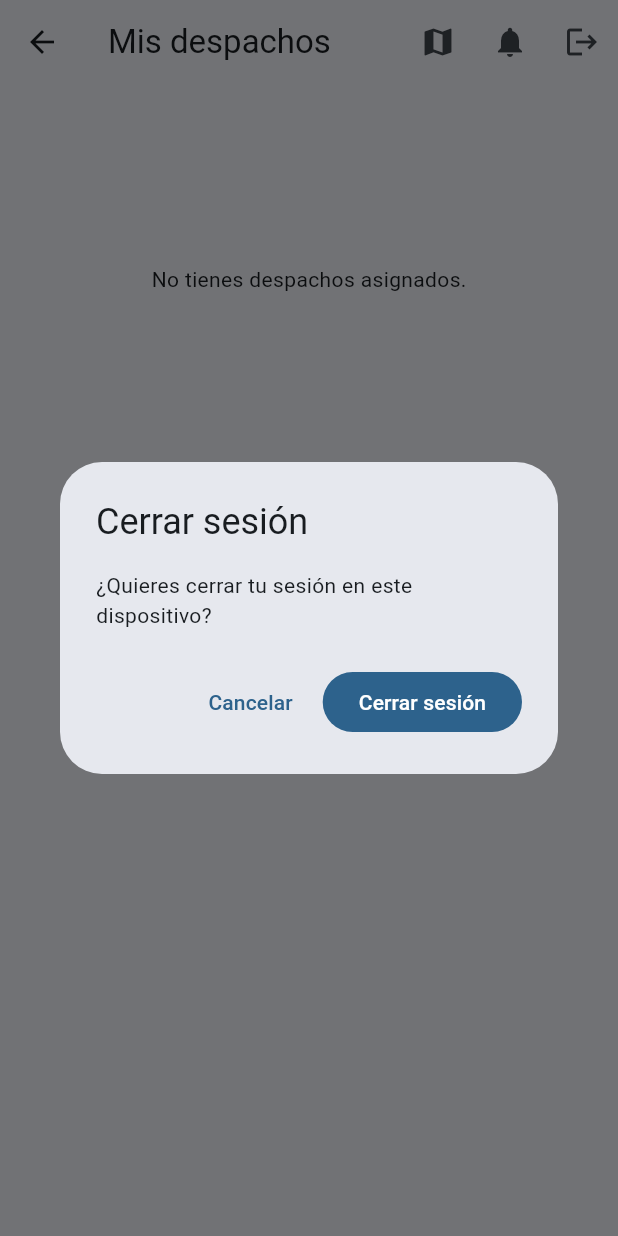
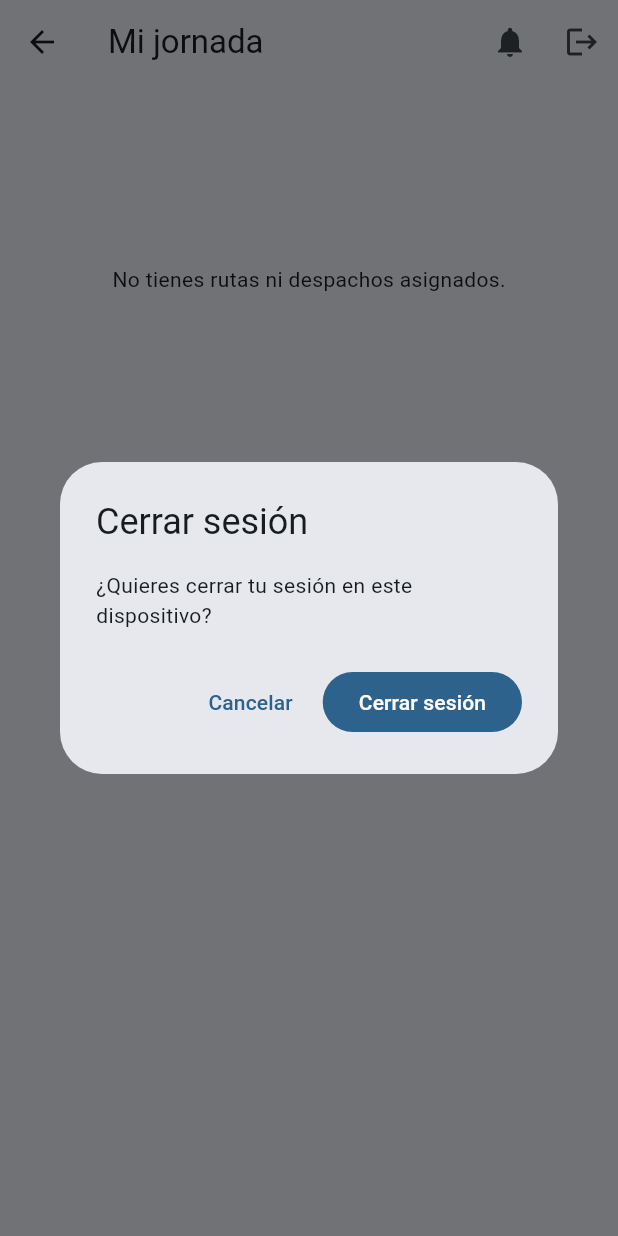
Before and after one commit to indexask/proyecto_titulo, a Flutter app: the ChoferInicioPantalla screen opened directly, after a tap on the "logout" icon, on a phone screen of 412 x 824 dp. Run offline on Flutter 3.47's test engine with Material 3 defaults, Android fonts, the phone set to English and light mode, and no system bars; our stand-ins replace connectivity_plus, file_picker, firebase_core, firebase_messaging, flutter_riverpod, geolocator and 4 more; missing offline and left inert: dart:js_interop; accounts and stored records are empty.

Commit message:
Chofer: inicio "Mi jornada" con despachos organizados por ruta
Antes "Mis despachos" mezclaba paradas de distintas rutas y "Mis rutas"
era otra pantalla. Ahora el inicio muestra:
- Rutas activas (la más próxima primero): estado, avance "N de M
  entregadas", paradas en orden de visita y botón para abrir/continuar.
- Despachos sin ruta asignada (lo que viene).
- Rutas completadas, colapsadas como historial.
Se elimina la pantalla separada "Mis rutas".

Co-Authored-By: Claude Opus 5.5 <noreply@anthropic.com>

```diff
--- a/lib/core/router.dart
+++ b/lib/core/router.dart
@@ -79,7 +79,6 @@ final routerProvider = Provider<GoRouter>((ref) {
         path: '/chofer/despachos/:id',
         builder: (c, s) => DespachoChoferPantalla(despachoId: s.pathParameters['id']!),
       ),
-      GoRoute(path: '/chofer/rutas', builder: (c, s) => const RutasChoferPantalla()),
       GoRoute(
         path: '/chofer/rutas/:id',
         builder: (c, s) => RutaChoferPantalla(rutaId: s.pathParameters['id']!),
--- a/lib/modulos/enrutamiento/dominio/ruta.dart
+++ b/lib/modulos/enrutamiento/dominio/ruta.dart
@@ -53,6 +53,26 @@ class Ruta {
   /// Primera parada aún no entregada (la próxima a visitar).
   ParadaRuta? get proximaParada =>
       paradas.where((p) => p.estado != EstadoDespacho.entregado).firstOrNull;
+
+  int get entregadas => paradas.where((p) => p.estado == EstadoDespacho.entregado).length;
+
+  /// Avance de la ruta según sus paradas.
+  EstadoRuta get estado {
+    if (paradas.isNotEmpty && entregadas == paradas.length) return EstadoRuta.completada;
+    if (paradas.any((p) => p.estado != EstadoDespacho.pendiente)) return EstadoRuta.enCurso;
+    return EstadoRuta.porIniciar;
+  }
+}
+
+/// Estado de una ruta, derivado del estado de sus despachos (RF-14).
+enum EstadoRuta {
+  porIniciar('Por iniciar'),
+  enCurso('En curso'),
+  completada('Completada');
+
+  final String etiqueta;
+
+  const EstadoRuta(this.etiqueta);
 }
 
 /// Tiempo, km, TAG y combustible de una alternativa de recorrido.
--- a/lib/modulos/logistico_notificaciones/presentacion/chofer_inicio_pantalla.dart
+++ b/lib/modulos/logistico_notificaciones/presentacion/chofer_inicio_pantalla.dart
@@ -4,20 +4,31 @@ import 'package:go_router/go_router.dart';
 
 import '../../../core/widgets/vista_async.dart';
 import '../../administracion_seguridad/presentacion/cerrar_sesion.dart';
+import '../../enrutamiento/dominio/ruta.dart';
+import '../../enrutamiento/presentacion/enrutamiento_providers.dart';
+import '../../enrutamiento/presentacion/rutas_chofer_pantalla.dart';
 import '../datos/despachos_chofer_repositorio.dart';
+import '../dominio/despacho_chofer.dart';
 import '../dominio/estado_despacho.dart';
 import 'logistico_providers.dart';
 import 'widgets_despacho.dart';
 
-/// Inicio del Chofer (app móvil): inventario de despachos a cargar y datos
-/// del cliente (RF-13). Sin información financiera (RF-03).
+/// Inicio del Chofer, "Mi jornada" (RF-13, RF-23): sus despachos organizados
+/// por ruta, en el orden de visita, con el avance de cada una. Sin información
+/// financiera (RF-03). Funciona sin conexión con los datos guardados (RF-15).
 class ChoferInicioPantalla extends ConsumerWidget {
   const ChoferInicioPantalla({super.key});
 
+  Future<void> _recargar(WidgetRef ref) async {
+    await ref.read(despachosChoferProvider.notifier).recargar();
+    ref.invalidate(rutasChoferProvider);
+  }
+
   @override
   Widget build(BuildContext context, WidgetRef ref) {
-    final async = ref.watch(despachosChoferProvider);
-    final resultado = async.value;
+    final despachosAsync = ref.watch(despachosChoferProvider);
+    final rutasAsync = ref.watch(rutasChoferProvider);
+    final resultado = despachosAsync.value;
 
     ref.listen(despachosChoferProvider, (_, siguiente) {
       for (final rechazo in siguiente.value?.rechazos ?? const <String>[]) {
@@ -25,15 +36,14 @@ class ChoferInicioPantalla extends ConsumerWidget {
       }
     });
 
+    final cargando = (despachosAsync.isLoading && !despachosAsync.hasValue) ||
+        (rutasAsync.isLoading && !rutasAsync.hasValue);
+    final error = despachosAsync.hasValue ? (rutasAsync.hasValue ? null : rutasAsync.error) : despachosAsync.error;
+
     return Scaffold(
       appBar: AppBar(
-        title: const Text('Mis despachos'),
+        title: const Text('Mi jornada'),
         actions: [
-          IconButton(
-            tooltip: 'Mis rutas',
-            icon: const Icon(Icons.map),
-            onPressed: () => context.push('/chofer/rutas'),
-          ),
           IconButton(
             tooltip: 'Alertas',
             icon: const Icon(Icons.notifications),
@@ -47,17 +57,109 @@ class ChoferInicioPantalla extends ConsumerWidget {
           if (resultado != null) _BannerSincronizacion(resultado: resultado),
           Expanded(
             child: RefreshIndicator(
-              onRefresh: () => ref.read(despachosChoferProvider.notifier).recargar(),
+              onRefresh: () => _recargar(ref),
               child: VistaAsync(
-                cargando: async.isLoading && !async.hasValue,
-                error: async.hasValue ? null : async.error,
-                onReintentar: () => ref.invalidate(despachosChoferProvider),
-                child: _ListaDespachos(resultado: resultado),
+                cargando: cargando,
+                error: error,
+                onReintentar: () => _recargar(ref),
+                child: _Jornada(
+                  rutas: rutasAsync.value ?? const [],
+                  despachos: resultado?.despachos ?? const [],
+                ),
               ),
             ),
           ),
         ],
       ),
+    );
+  }
+}
+
+class _Jornada extends StatelessWidget {
+  final List<Ruta> rutas;
+  final List<DespachoChofer> despachos;
+
+  const _Jornada({required this.rutas, required this.despachos});
+
+  @override
+  Widget build(BuildContext context) {
+    // Rutas activas: la más próxima primero (hoy antes que mañana).
+    final activas = rutas.where((r) => r.estado != EstadoRuta.completada).toList()
+      ..sort((a, b) => a.fecha.compareTo(b.fecha));
+    // Historial: la más reciente primero.
+    final completadas = rutas.where((r) => r.estado == EstadoRuta.completada).toList()
+      ..sort((a, b) => b.fecha.compareTo(a.fecha));
+
+    // Despachos aún no incluidos en ninguna ruta (lo que viene).
+    final enRutas = {for (final r in rutas) for (final p in r.paradas) p.despachoId};
+    final sinRuta = despachos
+        .where((d) => !enRutas.contains(d.despachoId) && d.estado != EstadoDespacho.entregado)
+        .toList()
+      ..sort((a, b) => a.fechaComprometida.compareTo(b.fechaComprometida));
+
+    final tema = Theme.of(context);
+    Widget titulo(String texto, {String? detalle}) => Padding(
+          padding: const EdgeInsets.fromLTRB(4, 16, 4, 8),
+          child: Row(children: [
+            Text(texto, style: tema.textTheme.titleMedium),
+            if (detalle != null) ...[
+              const SizedBox(width: 8),
+              Text(detalle, style: tema.textTheme.bodySmall),
+            ],
+          ]),
+        );
+
+    if (rutas.isEmpty && sinRuta.isEmpty) {
+      return ListView(children: const [
+        SizedBox(height: 120),
+        Center(child: Text('No tienes rutas ni despachos asignados.')),
+      ]);
+    }
+
+    return ListView(
+      padding: const EdgeInsets.fromLTRB(12, 0, 12, 24),
+      children: [
+        titulo('Rutas', detalle: activas.isEmpty ? 'sin rutas pendientes' : null),
+        for (final r in activas) ...[
+          TarjetaRutaChofer(ruta: r),
+          const SizedBox(height: 8),
+        ],
+        if (sinRuta.isNotEmpty) ...[
+          titulo('Despachos sin ruta asignada', detalle: '${sinRuta.length}'),
+          for (final d in sinRuta)
+            Card(
+              child: ListTile(
+                title: Text(d.cliente),
+                subtitle: Column(
+                  crossAxisAlignment: CrossAxisAlignment.start,
+                  children: [
+                    Text(d.direccionEntrega),
+                    TextoPlazo(fechaComprometida: d.fechaComprometida),
+                    Text('Bultos: ${d.cantidadBultos ?? 'por registrar'}'),
+                  ],
+                ),
+                isThreeLine: true,
+                trailing: ChipEstado(d.estado),
+                onTap: () => context.push('/chofer/despachos/${d.despachoId}'),
+              ),
+            ),
+        ],
+        if (completadas.isNotEmpty)
+          Card(
+            margin: const EdgeInsets.only(top: 16),
+            child: ExpansionTile(
+              leading: const Icon(Icons.history),
+              title: Text('Rutas completadas (${completadas.length})'),
+              childrenPadding: const EdgeInsets.fromLTRB(8, 0, 8, 8),
+              children: [
+                for (final r in completadas) ...[
+                  TarjetaRutaChofer(ruta: r),
+                  const SizedBox(height: 8),
+                ],
+              ],
+            ),
+          ),
+      ],
     );
   }
 }
@@ -90,62 +192,3 @@ class _BannerSincronizacion extends ConsumerWidget {
     );
   }
 }
-
-class _ListaDespachos extends StatelessWidget {
-  final ResultadoDespachos? resultado;
-
-  const _ListaDespachos({required this.resultado});
-
-  @override
-  Widget build(BuildContext context) {
-    final despachos = [...?resultado?.despachos]..sort((a, b) {
-        final entregadoA = a.estado == EstadoDespacho.entregado ? 1 : 0;
-        final entregadoB = b.estado == EstadoDespacho.entregado ? 1 : 0;
-        return entregadoA != entregadoB
-            ? entregadoA - entregadoB
-            : a.fechaComprometida.compareTo(b.fechaComprometida);
-      });
-
-    if (despachos.isEmpty) {
-      return ListView(children: const [
-        SizedBox(height: 120),
-        Center(child: Text('No tienes despachos asignados.')),
-      ]);
-    }
-
-    return ListView.separated(
-      padding: const EdgeInsets.all(12),
-      itemCount: despachos.length,
-      separatorBuilder: (_, _) => const SizedBox(height: 8),
-      itemBuilder: (context, i) {
-        final d = despachos[i];
-        return Card(
-          child: ListTile(
-            title: Text(d.cliente),
-            subtitle: Column(
-              crossAxisAlignment: CrossAxisAlignment.start,
-              children: [
-                Text(d.direccionEntrega),
-                TextoPlazo(
-                    fechaComprometida: d.fechaComprometida,
-                    entregado: d.estado == EstadoDespacho.entregado),
-                Text('Bultos: ${d.cantidadBultos ?? 'por registrar'}'),
-              ],
-            ),
-            isThreeLine: true,
-            trailing: Column(
-              mainAxisAlignment: MainAxisAlignment.center,
-              crossAxisAlignment: CrossAxisAlignment.end,
-              children: [
-                ChipEstado(d.estado),
-                if (d.pendienteDeSincronizar)
-                  const Icon(Icons.cloud_upload, size: 16, semanticLabel: 'Por sincronizar'),
-              ],
-            ),
-            onTap: () => context.push('/chofer/despachos/${d.despachoId}'),
-          ),
-        );
-      },
-    );
-  }
-}
```
Also changed, not shown: lib/modulos/enrutamiento/presentacion/rutas_chofer_pantalla.dart (+81 -41 lines), 2 other files.
